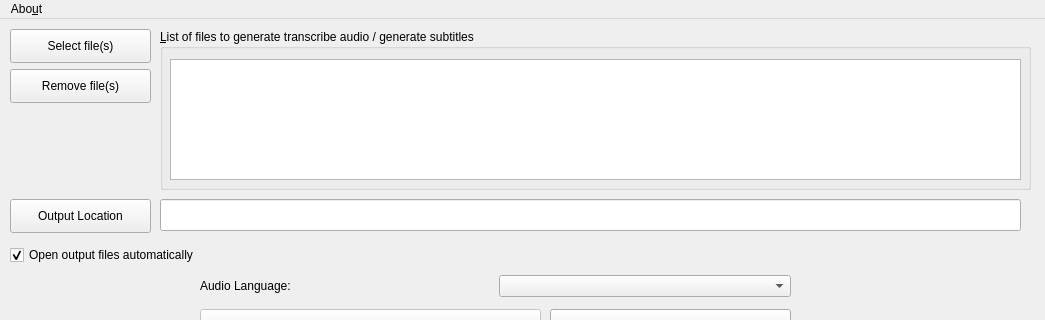
Before: the Qt Designer form pytranscriber/gui/gui.ui in agermanidis/autosub, drawn with Qt 5; both pictures show x 0 to 1045 and y 0 to 320 of the 1045 by 487 pixel window.
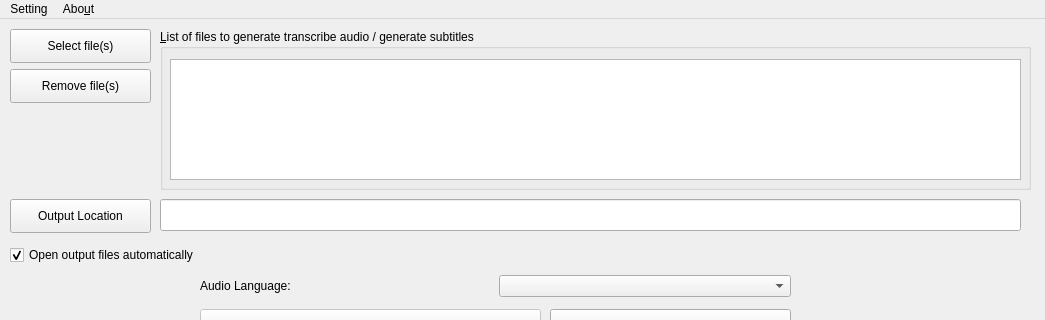
After: the same form once the commit is applied.

Commit message: 1. add proxy setting 2. change the function 'pytranscriber.util.MyUtil.is_internet_connected' 3. add requirements.txt

What changed in the file:
```diff
--- a/pytranscriber/gui/gui.ui
+++ b/pytranscriber/gui/gui.ui
@@ -230,8 +230,8 @@
     <rect>
      <x>0</x>
      <y>0</y>
-     <width>1045</width>
-     <height>34</height>
+     <width>1042</width>
+     <height>18</height>
     </rect>
    </property>
    <widget class="QMenu" name="menuAbout">
@@ -242,6 +242,13 @@
     <addaction name="actionDonate"/>
     <addaction name="actionAbout_pyTranscriber"/>
    </widget>
+   <widget class="QMenu" name="menuProxy">
+    <property name="title">
+     <string>Setting</string>
+    </property>
+    <addaction name="actionProxy"/>
+   </widget>
+   <addaction name="menuProxy"/>
    <addaction name="menuAbout"/>
   </widget>
   <widget class="QStatusBar" name="statusbar"/>
```
Left out of the diff: 12 changed lines with no effect on the pictures. The commit also changes 11 other files.
